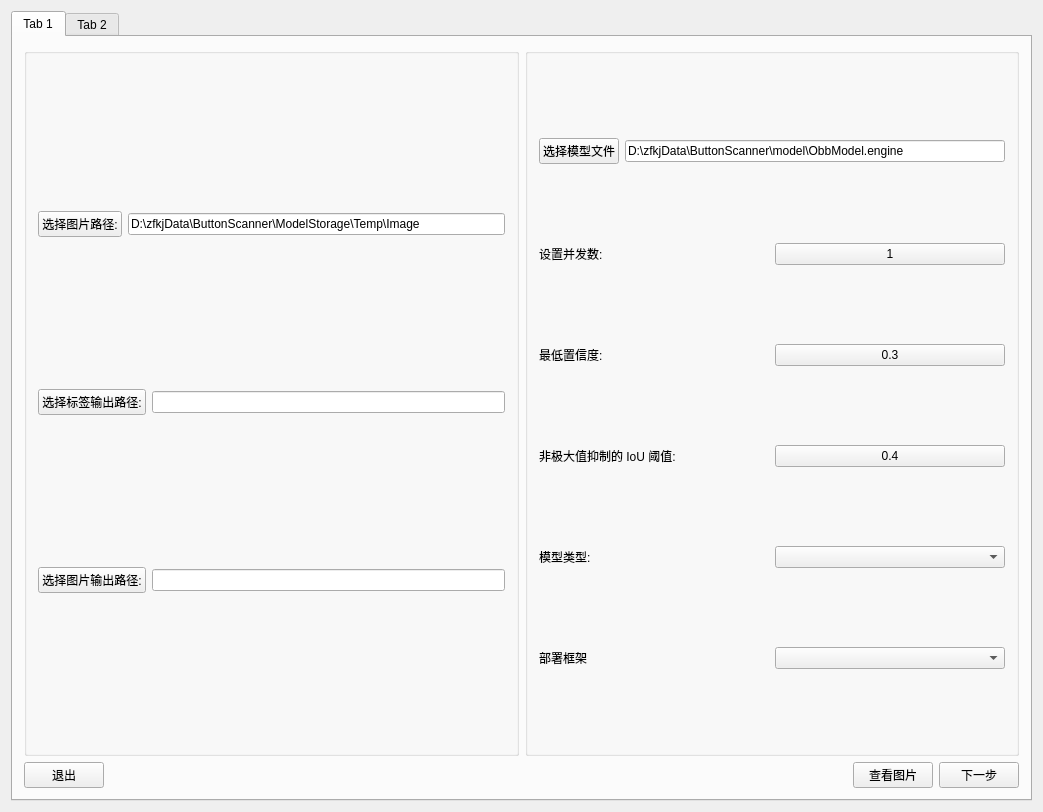
First picture: the form in Project/AutomaticAnnotation/ui/AutomaticAnnotation.ui, repository WIND-ROAD-RUN/RW_UL, before the edit.
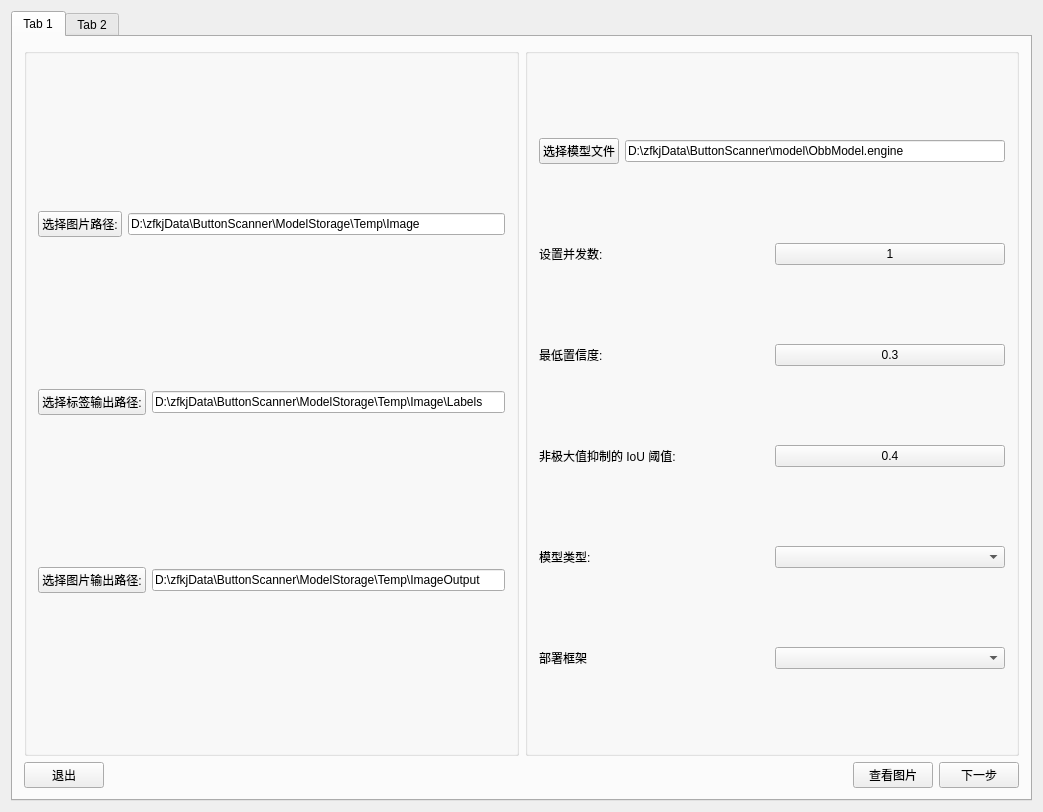
Second picture: the form after the edit.

Commit message: 修复路径错误

What changed in the file:
```diff
--- a/Project/AutomaticAnnotation/ui/AutomaticAnnotation.ui
+++ b/Project/AutomaticAnnotation/ui/AutomaticAnnotation.ui
@@ -61,7 +61,11 @@
                 </widget>
                </item>
                <item>
-                <widget class="QLineEdit" name="lineEdit_labelOutput"/>
+                <widget class="QLineEdit" name="lineEdit_labelOutput">
+                 <property name="text">
+                  <string>D:\zfkjData\ButtonScanner\ModelStorage\Temp\Image\Labels</string>
+                 </property>
+                </widget>
                </item>
               </layout>
              </item>
@@ -75,7 +79,11 @@
                 </widget>
                </item>
                <item>
-                <widget class="QLineEdit" name="lineEdit_ImageOutput"/>
+                <widget class="QLineEdit" name="lineEdit_ImageOutput">
+                 <property name="text">
+                  <string>D:\zfkjData\ButtonScanner\ModelStorage\Temp\ImageOutput</string>
+                 </property>
+                </widget>
                </item>
               </layout>
              </item>
```
